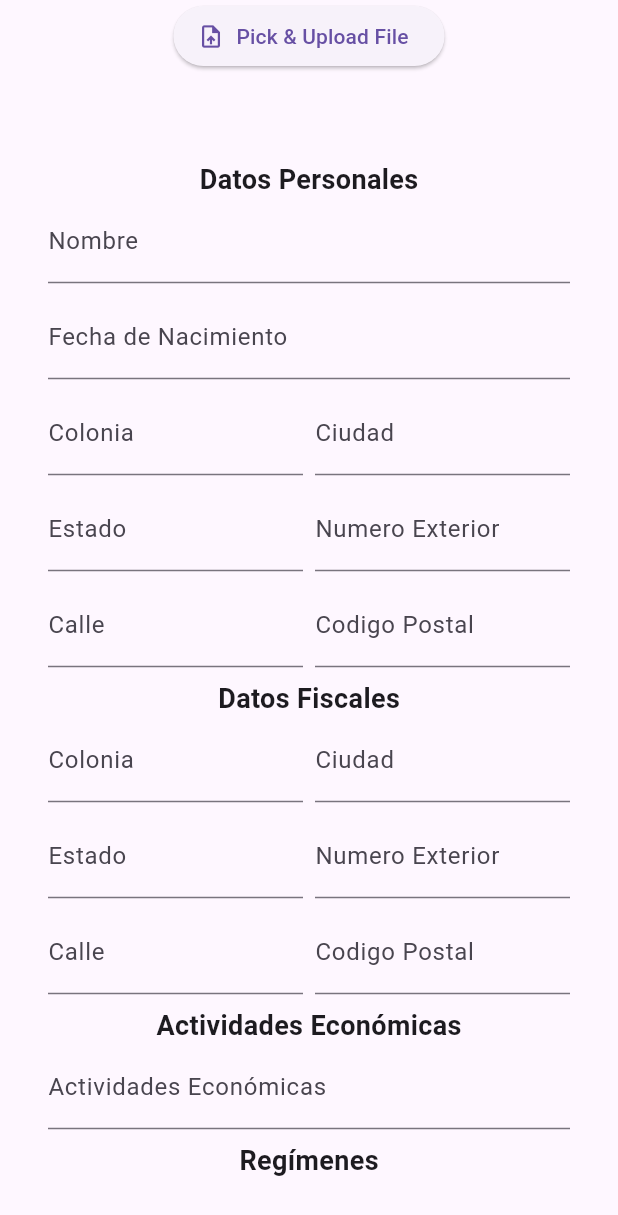
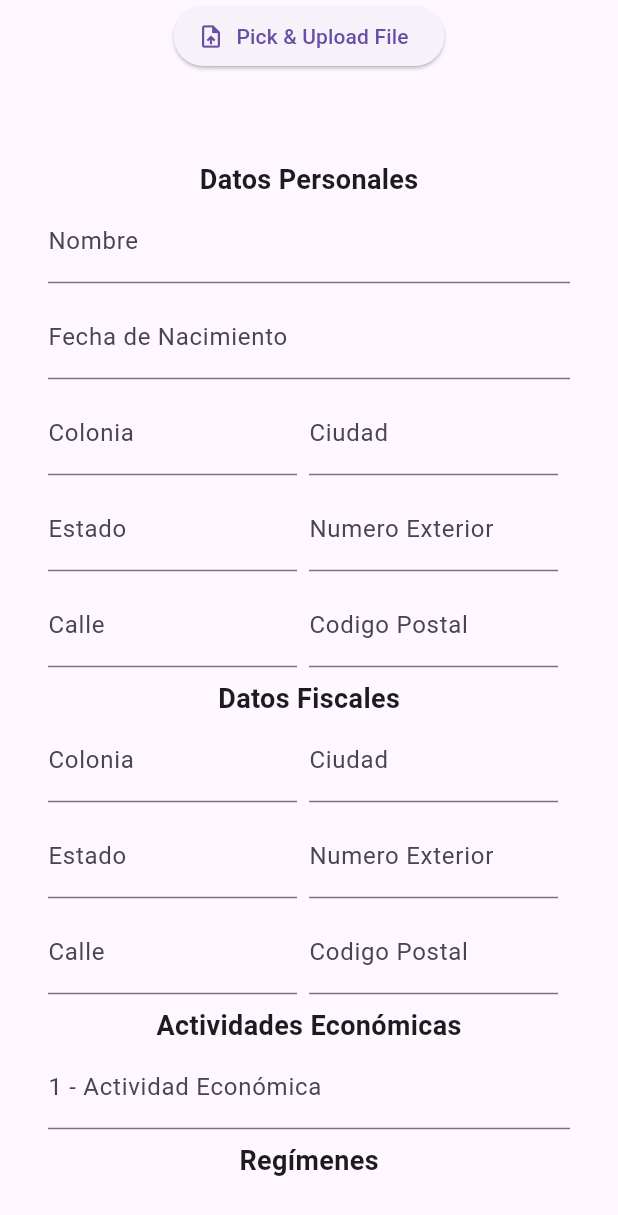
Before and after one commit to nessmp/notary_automatizations, a Flutter app: the screen it shows after launch, on a phone screen of 412 x 824 dp. Shown: the top 1215 px of the screen. Run offline on Flutter 3.47's test engine with Material 3 defaults, Android fonts, the phone set to English and light mode, and no system bars; our stand-ins replace file_picker, flutter_form_builder; missing offline and left inert: dart:ffi, window_size.

Commit message:
Add dynamic form sections for activities and regimes

```diff
--- a/lib/widgets/constants.dart
+++ b/lib/widgets/constants.dart
@@ -6,8 +6,10 @@ class Constants {
   static const double kWindowWidth = 768;
 
   static const String kEconomicActivities = 'Actividades Económicas';
+  static const String kEconomicActivity = 'Actividad Económica';
   static const String kFiscalData = 'Datos Fiscales';
   static const String kPersonalData = 'Datos Personales';
+  static const String kRegime = 'Regimen';
   static const String kRegimes = 'Regímenes';
   static const String kWindowTitle = 'Notaria 27';
 
--- a/lib/widgets/data_viewer.dart
+++ b/lib/widgets/data_viewer.dart
@@ -1,11 +1,10 @@
 import 'package:flutter/material.dart';
 import 'package:flutter_form_builder/flutter_form_builder.dart';
-import 'package:form_builder_validators/form_builder_validators.dart';
 
 import 'constants.dart';
 
 class DataViewer extends StatefulWidget {
-  final Map<String, TextEditingController> controllers;
+  final Map<String, List<TextEditingController>> controllers;
   final String title;
 
   const DataViewer({
@@ -42,13 +41,15 @@ class _DataViewerState extends State<DataViewer> {
 
   Widget get _nameWidget =>
     widget.controllers.containsKey(Constants.kNameLabel) ?
-      _createFormTextField(Constants.kNameLabel, widget.controllers[Constants.kNameLabel]!) :
+      _createFormTextField(
+        [Constants.kNameLabel],
+        widget.controllers[Constants.kNameLabel]!) :
       const SizedBox.shrink();
 
   Widget get _birthDateWidget =>
     widget.controllers.containsKey(Constants.kBirthDateLabel) ?
       _createFormTextField(
-        Constants.kBirthDateLabel,
+        [Constants.kBirthDateLabel],
         widget.controllers[Constants.kBirthDateLabel]!) :
       const SizedBox.shrink();
 
@@ -79,7 +80,7 @@ class _DataViewerState extends State<DataViewer> {
           child: Column(
             children: columnControllers.entries.where((entry) =>
               leftColumnsKeys.contains(entry.key)).map((entry) =>
-                _createFormTextField(entry.key,
+                _createFormTextField([entry.key],
                   columnControllers[entry.key]!),
               ).toList(),
           ),
@@ -91,44 +92,53 @@ class _DataViewerState extends State<DataViewer> {
             children: columnControllers.entries.where((entry) =>
               rightColumnKeys.contains(entry.key)).map((entry) =>
                 _createFormTextField(
-                  entry.key,
+                  [entry.key],
                   columnControllers[entry.key]!),
               ).toList(),
           ),
         ),
+        SizedBox(width: Constants.kFieldsSpacing),
       ],
     );
   }
 
-  Widget get _activitiesWidget =>
-    widget.controllers.containsKey(Constants.kEconomicActivitiesLabel) ?
-      _createFormTextField(
-        Constants.kEconomicActivitiesLabel,
-        widget.controllers[Constants.kEconomicActivitiesLabel]!) :
-      const SizedBox.shrink();
+  Widget get _activitiesWidget {
+    if (widget.controllers.containsKey(Constants.kEconomicActivitiesLabel)) {
+      final labels = List.generate(
+        widget.controllers[Constants.kEconomicActivitiesLabel]!.length,
+        (index) => '${index + 1} - ${Constants.kEconomicActivity}');
+      return _createFormTextField(labels,
+        widget.controllers[Constants.kEconomicActivitiesLabel]!);
+    }
+    return const SizedBox.shrink();
+  }
 
-  Widget get _regimesWidget =>
-    widget.controllers.containsKey(Constants.kRegimesLabel) ?
-      _createFormTextField(
-        Constants.kRegimesLabel,
-        widget.controllers[Constants.kRegimesLabel]!) :
-      const SizedBox.shrink();
-
+  Widget get _regimesWidget {
+    if (widget.controllers.containsKey(Constants.kRegimesLabel)) {
+      final labels = List.generate(
+        widget.controllers[Constants.kRegimesLabel]!.length,
+        (index) => '${index + 1} - ${Constants.kRegime}');
+      return _createFormTextField(labels,
+        widget.controllers[Constants.kRegimesLabel]!);
+    }
+    return const SizedBox.shrink();
+  }
 
   Widget _createFormTextField(
-   String label,
-   TextEditingController controller) => Column(
-    children: [
-      FormBuilderTextField(
-        name: label,
-        controller: controller,
-        decoration: InputDecoration(labelText: label),
-        validator: FormBuilderValidators.compose([
-          FormBuilderValidators.required(),
-          FormBuilderValidators.email(),
-        ]),
-      ),
-      SizedBox(height: Constants.kFieldsSpacing),
-    ],
+   List<String> labels,
+   List<TextEditingController> controllers) => Column(
+    children: List.generate(
+      labels.length,
+      (index) => Column(
+        children: [
+          FormBuilderTextField(
+            name: labels[index],
+            controller: controllers[index],
+            decoration: InputDecoration(labelText: labels[index]),
+          ),
+          SizedBox(height: Constants.kFieldsSpacing),
+        ],
+      )
+    )
   );
 }
--- a/lib/widgets/form_viewer.dart
+++ b/lib/widgets/form_viewer.dart
@@ -15,47 +15,82 @@ class FormViewer extends StatefulWidget {
 }
 
 class _FormViewer extends State<FormViewer> {
+  late Map<String, List<TextEditingController>>  _activitiesControllers;
+  late Map<String, List<TextEditingController>>  _regimesControllers;
+
+  _FormViewer() {
+    _activitiesControllers = {
+      Constants.kEconomicActivitiesLabel: [TextEditingController()],
+    };
+    _regimesControllers = {
+      Constants.kRegimesLabel: [TextEditingController()],
+    };
+  }
+
   final _formKey = GlobalKey<FormState>();
   final _personalDataControllers = {
-    Constants.kBirthDateLabel : TextEditingController(),
-    Constants.kCicLabel : TextEditingController(),
-    Constants.kCityLabel : TextEditingController(),
-    Constants.kColoniaLabel : TextEditingController(),
-    Constants.kCurpLabel : TextEditingController(),
-    Constants.kHouseNumberLabel : TextEditingController(),
-    Constants.kNameLabel : TextEditingController(),
-    Constants.kOcrLabel : TextEditingController(),
-    Constants.kRfcLabel : TextEditingController(),
-    Constants.kStateLabel : TextEditingController(),
-    Constants.kStreetLabel : TextEditingController(),
-    Constants.kZipCodeLabel : TextEditingController(),
+    Constants.kBirthDateLabel : [TextEditingController()],
+    Constants.kCicLabel : [TextEditingController()],
+    Constants.kCityLabel : [TextEditingController()],
+    Constants.kColoniaLabel : [TextEditingController()],
+    Constants.kCurpLabel : [TextEditingController()],
+    Constants.kHouseNumberLabel : [TextEditingController()],
+    Constants.kNameLabel : [TextEditingController()],
+    Constants.kOcrLabel : [TextEditingController()],
+    Constants.kRfcLabel : [TextEditingController()],
+    Constants.kStateLabel : [TextEditingController()],
+    Constants.kStreetLabel : [TextEditingController()],
+    Constants.kZipCodeLabel : [TextEditingController()],
   };
 
 
 final _fiscalDataControllers = {
-    Constants.kCityLabel : TextEditingController(),
-    Constants.kColoniaLabel : TextEditingController(),
-    Constants.kHouseNumberLabel : TextEditingController(),
-    Constants.kStateLabel : TextEditingController(),
-    Constants.kStreetLabel : TextEditingController(),
-    Constants.kZipCodeLabel : TextEditingController(),
-  };
-
-  final _activitiesControllers = {
-    Constants.kEconomicActivitiesLabel : TextEditingController(),
-  };
-
-  final _regimesControllers = {
-    Constants.kRegimesLabel : TextEditingController(),
+    Constants.kCityLabel : [TextEditingController()],
+    Constants.kColoniaLabel : [TextEditingController()],
+    Constants.kHouseNumberLabel : [TextEditingController()],
+    Constants.kStateLabel : [TextEditingController()],
+    Constants.kStreetLabel : [TextEditingController()],
+    Constants.kZipCodeLabel : [TextEditingController()],
   };
 
   @override
   void didUpdateWidget(covariant FormViewer oldWidget) {
     super.didUpdateWidget(oldWidget);
     if (widget.data != oldWidget.data) {
-      for (var controller in _personalDataControllers.entries) {
-        controller.value.text = widget.data[controller.key] ?? '';
+      for (final controller in _personalDataControllers.entries) {
+        controller.value.single.text = widget.data[controller.key] ?? '';
       }
+      for (final controller in _fiscalDataControllers.entries) {
+        controller.value.single.text = widget.data[controller.key] ?? '';
+      }
+      for (final controllers in _activitiesControllers.entries) {
+        for (final controller in controllers.value) {
+          controller.dispose();
+        }
+      }
+      final activities =
+        widget.data[Constants.kEconomicActivitiesLabel]?.split(';') ?? [];
+      final activitiesControllers = [
+        ...activities.map((activity) =>
+        TextEditingController(text: activity)),
+        TextEditingController(),
+      ];
+      _activitiesControllers[Constants.kEconomicActivitiesLabel] =
+        activitiesControllers;
+
+      for (final controllers in _regimesControllers.entries) {
+        for (final controller in controllers.value) {
+          controller.dispose();
+        }
+      }
+      final regimes =
+        widget.data[Constants.kRegimesLabel]?.split(';') ?? [];
+      final regimesControllers = [
+        ...regimes.map((regime) =>
+        TextEditingController(text: regime)),
+        TextEditingController(),
+      ];
+      _regimesControllers[Constants.kRegimesLabel] = regimesControllers;
     }
   }
 
```
